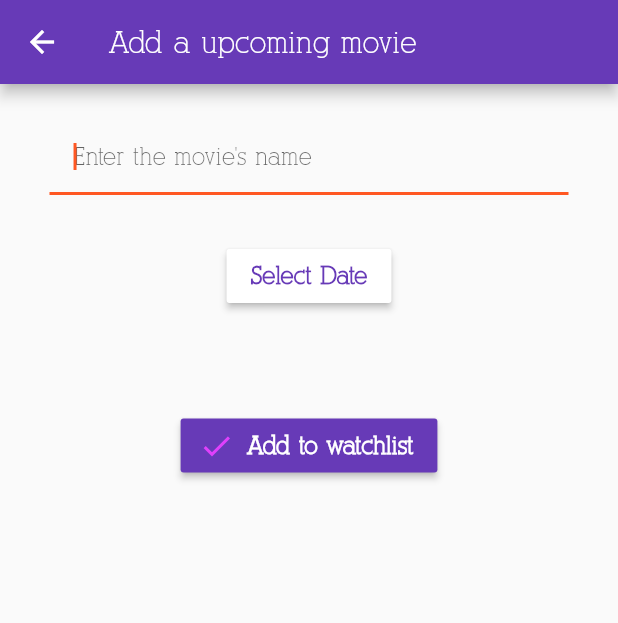
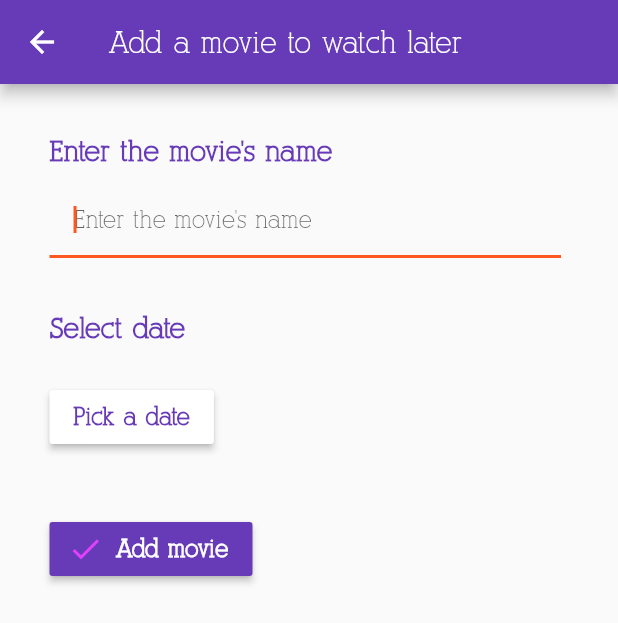
Before and after one commit to Nimlion/Movie_List, a Flutter app: the AddWatchlistScreen screen opened directly, on a phone screen of 412 x 824 dp. Shown: the top 623 px of the screen. Run offline on Flutter 3.47's test engine with Material 2 defaults, Android fonts, the phone set to English and light mode, and no system bars; drawn by our look-alikes of overlay_support; our stand-ins replace shared_preferences; missing offline and left inert: unicorndial; accounts and stored records are empty.

Commit message:
Updated the add to watch later screen
layout and title changed

```diff
--- a/lib/screens/addtowatchlist.dart
+++ b/lib/screens/addtowatchlist.dart
@@ -26,14 +26,25 @@ class _AddWatchListState extends State<AddWatchlistScreen> {
     var brightness = MediaQuery.of(context).platformBrightness;
 
     return Scaffold(
-        appBar: new AppBar(title: new Text('Add a upcoming movie')),
+        appBar: new AppBar(title: new Text('Add a movie to watch later')),
         body: new Container(
+          alignment: Alignment.centerLeft,
           padding: EdgeInsets.all(8.0),
-          child: Center(
           child: Column(
+            crossAxisAlignment: CrossAxisAlignment.start,
             children: <Widget>[
               new Padding(
-                  padding: EdgeInsets.fromLTRB(25, 15, 25, 15),
+                padding: EdgeInsets.fromLTRB(25, 25, 25, 10),
+                child: Text("Enter the movie's name",
+                    style: TextStyle(
+                        color: brightness == Brightness.dark
+                            ? Colors.white
+                            : Colors.deepPurple,
+                        fontSize: Repo.currentFont + 5,
+                        fontWeight: FontWeight.w900)),
+              ),
+              new Padding(
+                padding: EdgeInsets.fromLTRB(25, 0, 30, 10),
                 child: new TextField(
                   autofocus: true,
                   onChanged: (val) {
@@ -46,43 +57,61 @@ class _AddWatchListState extends State<AddWatchlistScreen> {
                   decoration: new InputDecoration(
                       hintText: 'Enter the movie\'s name',
                       contentPadding: const EdgeInsets.all(16.0)),
+                  style: TextStyle(fontSize: Repo.currentFont + 2),
                 ),
               ),
               new Padding(
-                  padding: EdgeInsets.fromLTRB(25, 15, 25, 15),
+                padding: EdgeInsets.fromLTRB(25, 25, 25, 10),
+                child: Text("Select date",
+                    style: TextStyle(
+                        color: brightness == Brightness.dark
+                            ? Colors.white
+                            : Colors.deepPurple,
+                        fontSize: Repo.currentFont + 5,
+                        fontWeight: FontWeight.w900)),
+              ),
+              new Padding(
+                padding: EdgeInsets.fromLTRB(25, 15, 25, 10),
                 child: new RaisedButton(
                   onPressed: _selectDate,
-                    color: brightness == Brightness.dark ? Colors.teal : Colors.white,
+                  color: brightness == Brightness.dark
+                      ? Colors.teal
+                      : Colors.white,
                   child: new Text(
-                      'Select Date',
+                    'Pick a date',
                     style: TextStyle(
                         fontWeight: FontWeight.bold,
-                          fontSize: Repo.largeFont,
-                          color: brightness == Brightness.dark ? Colors.white : Colors.deepPurple),
+                        fontSize: Repo.currentFont + 2,
+                        color: brightness == Brightness.dark
+                            ? Colors.white
+                            : Colors.deepPurple),
                   ),
                 ),
               ),
               new Padding(
-                  padding: EdgeInsets.fromLTRB(25, 50, 25, 15),
+                padding: EdgeInsets.fromLTRB(25, 30, 25, 0),
                 child: new RaisedButton.icon(
                   onPressed: () {
                     _addMovie(_titleValue, _dateValue);
                     Navigator.pop(context); // Close the add todo screen
                   },
-                    color: brightness == Brightness.dark ? Colors.teal : Colors.deepPurple,
+                  color: brightness == Brightness.dark
+                      ? Colors.teal
+                      : Colors.deepPurple,
                   icon: new Icon(
                     Icons.check,
-                      color: brightness == Brightness.dark ? Colors.white : Colors.purpleAccent,
+                    color: brightness == Brightness.dark
+                        ? Colors.white
+                        : Colors.purpleAccent,
                   ),
-                    label: new Text("Add to watchlist",
+                  label: new Text("Add movie",
                       style: TextStyle(
                           color: Colors.white,
                           fontWeight: FontWeight.bold,
-                            fontSize: Repo.largeFont)),
+                          fontSize: Repo.currentFont + 2)),
                 ),
               ),
             ],
-            ),
           ),
         ));
   }
@@ -114,7 +143,7 @@ class _AddWatchListState extends State<AddWatchlistScreen> {
     // Only add the task if the user actually entered something
     // and if the movie doesn't already exist
     if (movieTitle.length > 1 && movieTitle.trim() != "") {
-      if (Movie.movieExistsInWatched(-1, movieTitle.toLowerCase()) == true) {
+      if (Movie.movieExistsInToWatch(movieTitle.toLowerCase()) == true) {
         // Show a notification if the movie already exists
         showSimpleNotification(
           Text("This movie already exists."),
@@ -124,7 +153,8 @@ class _AddWatchListState extends State<AddWatchlistScreen> {
         // Add the movie to the list and rerender the list (through setState)
         setState(() {
           try {
-            Movie toAddMovie = new Movie(movieDateTime, movieTitle, MovieStatus.normal, 5.5);
+            Movie toAddMovie =
+                new Movie(movieDateTime, movieTitle, MovieStatus.normal, 0);
             Repo.future.add(toAddMovie);
             prefs.setString(Repo.futureKey, jsonEncode(Repo.future));
 
```
Lines whose indentation alone changed are shown as unchanged.
